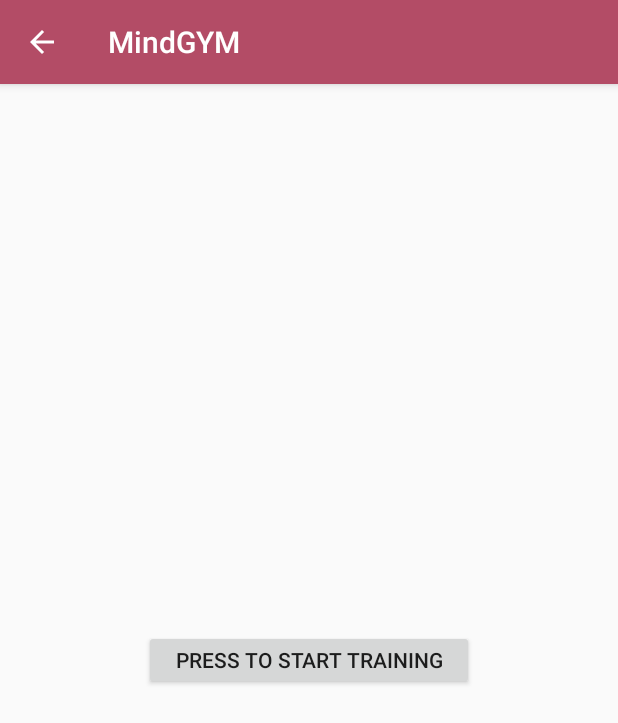
After one commit to andrei9917/BBC-MindGYM, an Android app: the QuizzesActivity screen opened directly, with no data from a screen before it, on a phone screen of 412 x 824 dp. The commit adds this screen. Shown: the top 723 px of the screen. Run offline under Robolectric (Android 15) with nearby library versions, the phone set to English and light mode, and no system bars.

Commit message:
todo examples already added

```diff
--- a/app/src/main/java/com/example/andrei/bbc_mindgym/MainActivity.java
+++ b/app/src/main/java/com/example/andrei/bbc_mindgym/MainActivity.java
@@ -101,6 +101,8 @@ public class MainActivity extends AppCompatActivity
             this.openTrackTab();
         } else if (id == R.id.nav_workouts){
             this.openWorkoutsTab();
+        } else if (id == R.id.nav_quizzes){
+            this.openQuizzesTab();
         }
 
         DrawerLayout drawer = findViewById(R.id.drawer_layout);
@@ -137,4 +139,8 @@ public class MainActivity extends AppCompatActivity
     public void openTrackTab() {
         startActivity(new Intent(MainActivity.this, TrackActivity.class));
     }
+
+    public void openQuizzesTab(){
+        startActivity(new Intent(MainActivity.this, QuizzesActivity.class));
+    }
 }
--- /dev/null
+++ b/app/src/main/java/com/example/andrei/bbc_mindgym/QuizzesActivity.java
@@ -0,0 +1,163 @@
+package com.example.andrei.bbc_mindgym;
+
+import android.os.Handler;
+import android.support.v7.app.AppCompatActivity;
+import android.os.Bundle;
+import android.view.View;
+import android.widget.Button;
+import android.widget.TextView;
+
+import java.util.ArrayList;
+import java.util.List;
+import java.util.Random;
+
+class Question{
+    private String quest;
+    private String a;
+    private String b;
+    private String c;
+    private String correct;
+
+    public Question(String quest, String a, String b, String c, String correct) {
+        this.quest = quest;
+        this.a = a;
+        this.b = b;
+        this.c = c;
+        this.correct = correct;
+    }
+
+    public String getQuest() {
+        return quest;
+    }
+
+    public String getA() {
+        return a;
+    }
+
+    public String getB() {
+        return b;
+    }
+
+    public String getC() {
+        return c;
+    }
+
+    public String getCorrect() {
+        return correct;
+    }
+}
+
+public class QuizzesActivity extends AppCompatActivity {
+
+    List<Question> repo;
+    TextView questionTextView;
+    Button buttonA;
+    Button buttonB;
+    Button buttonC;
+    Button startButton;
+    Question currentQuestion;
+
+    @Override
+    protected void onCreate(Bundle savedInstanceState) {
+        super.onCreate(savedInstanceState);
+        setContentView(R.layout.activity_quizzes);
+
+        questionTextView = findViewById(R.id.questionText);
+        buttonA = findViewById(R.id.answerA);
+        buttonB = findViewById(R.id.answerB);
+        buttonC = findViewById(R.id.answerC);
+        startButton = findViewById(R.id.startButton);
+
+        repo = new ArrayList<>();
+        repo.add(new Question("What is the bulgarian currency?", "Bulgarian dollar", "Franc", "Leva", "c"));
+        repo.add(new Question("Who invented the light bulb?", "Thomas Edison", "Nicola Tesla", "Petrache Poenaru", "a"));
+        repo.add(new Question("What river runs through Bucharest?", "Dunarea", "Siret", "Dambovita", "c"));
+        repo.add(new Question("What's the capital of Iceland?", "Iceland", "Oslo", "Reyjavik", "c"));
+        repo.add(new Question("How many states are in USA?", "55", "45", "50", "c"));
+        repo.add(new Question("What's the capital of England?", "Rusia", "London", "Chisinau", "b"));
+        repo.add(new Question("Where was Adolf Hitler Born?", "Austria", "Germania", "Polonia", "a"));
+        repo.add(new Question("When did the second world (WWII) end?", "1944", "1945", "1946", "b"));
+        repo.add(new Question("How long was the 100 years war?", "100 years", "96 years", "116 years", "c"));
+        repo.add(new Question("How much is 2+2-1 ?", "3 quick maths", "5", "4", "a"));
+
+        startButton.setOnClickListener(new View.OnClickListener() {
+            @Override
+            public void onClick(View view) {
+                firstGame();
+            }
+        });
+
+        buttonA.setOnClickListener(new View.OnClickListener() {
+            @Override
+            public void onClick(View view) {
+                evaluateAnswer("a");
+            }
+        });
+
+        buttonB.setOnClickListener(new View.OnClickListener() {
+            @Override
+            public void onClick(View view) {
+                evaluateAnswer("b");
+            }
+        });
+
+        buttonC.setOnClickListener(new View.OnClickListener() {
+            @Override
+            public void onClick(View view) {
+                evaluateAnswer("c");
+            }
+        });
+
+    }
+
+    public void evaluateAnswer(String ans){
+        if (currentQuestion.getCorrect().equals(ans)){
+            buttonA.setBackgroundResource(R.drawable.background_green);
+            buttonB.setBackgroundResource(R.drawable.background_green);
+            buttonC.setBackgroundResource(R.drawable.background_green);
+        }
+        else {
+            buttonA.setBackgroundResource(R.drawable.background_red);
+            buttonB.setBackgroundResource(R.drawable.background_red);
+            buttonC.setBackgroundResource(R.drawable.background_red);
+        }
+        Handler handler = new Handler();
+        handler.postDelayed(new Runnable() {
+            @Override
+            public void run() {
+                resetButtons();
+                newGame();
+            }
+        }, 1000);
+    }
+
+    public void resetButtons(){
+        buttonA.setBackgroundResource(0);
+        buttonB.setBackgroundResource(0);
+        buttonC.setBackgroundResource(0);
+    }
+
+    public void firstGame(){
+        startButton.setAlpha(0);
+        startButton.setEnabled(false);
+        buttonA.setAlpha(1);
+        buttonB.setAlpha(1);
+        buttonC.setAlpha(1);
+        resetButtons();
+        newGame();
+    }
+
+    public void newGame(){
+        currentQuestion = getRandomQuestion();
+        questionTextView.setText(currentQuestion.getQuest());
+        buttonA.setText(currentQuestion.getA());
+        buttonB.setText(currentQuestion.getB());
+        buttonC.setText(currentQuestion.getC());
+    }
+
+    public Question getRandomQuestion(){
+        Random r = new Random();
+        Integer integ = r.nextInt((10));
+        return repo.get(integ);
+    }
+}
--- /dev/null
+++ b/app/src/main/res/drawable/background_green.xml
@@ -0,0 +1,4 @@
+<?xml version="1.0" encoding="utf-8"?>
+<shape xmlns:android="http://schemas.android.com/apk/res/android" android:shape="rectangle">
+    <solid android:color="#00CC00"/>
+</shape>
--- /dev/null
+++ b/app/src/main/res/drawable/background_red.xml
@@ -0,0 +1,4 @@
+<?xml version="1.0" encoding="utf-8"?>
+<shape xmlns:android="http://schemas.android.com/apk/res/android" android:shape="rectangle">
+    <solid android:color="#DB0000"/>
+</shape>
--- /dev/null
+++ b/app/src/main/res/layout/activity_quizzes.xml
@@ -0,0 +1,75 @@
+<?xml version="1.0" encoding="utf-8"?>
+<android.support.constraint.ConstraintLayout xmlns:android="http://schemas.android.com/apk/res/android"
+    xmlns:app="http://schemas.android.com/apk/res-auto"
+    xmlns:tools="http://schemas.android.com/tools"
+    android:layout_width="match_parent"
+    android:layout_height="match_parent"
+    tools:context=".QuizzesActivity">
+
+    <Button
+        android:id="@+id/answerC"
+        android:layout_width="240dp"
+        android:layout_height="40dp"
+        android:layout_marginStart="8dp"
+        android:layout_marginTop="8dp"
+        android:layout_marginEnd="8dp"
+        android:alpha="0"
+        android:text="Button"
+        app:layout_constraintEnd_toEndOf="parent"
+        app:layout_constraintStart_toStartOf="parent"
+        app:layout_constraintTop_toBottomOf="@+id/answerB" />
+
+    <Button
+        android:id="@+id/answerB"
+        android:layout_width="240dp"
+        android:layout_height="40dp"
+        android:layout_marginStart="8dp"
+        android:layout_marginTop="8dp"
+        android:layout_marginEnd="8dp"
+        android:alpha="0"
+        android:text="Button"
+        app:layout_constraintEnd_toEndOf="parent"
+        app:layout_constraintStart_toStartOf="parent"
+        app:layout_constraintTop_toBottomOf="@+id/answerA" />
+
+    <Button
+        android:id="@+id/startButton"
+        android:layout_width="220dp"
+        android:layout_height="40dp"
+        android:layout_marginStart="8dp"
+        android:layout_marginTop="8dp"
+        android:layout_marginEnd="8dp"
+        android:layout_marginBottom="8dp"
+        android:alpha="1"
+        android:text="Press to start training"
+        app:layout_constraintBottom_toBottomOf="parent"
+        app:layout_constraintEnd_toEndOf="parent"
+        app:layout_constraintStart_toStartOf="parent"
+        app:layout_constraintTop_toTopOf="parent" />
+
+    <TextView
+        android:id="@+id/questionText"
+        android:layout_width="240dp"
+        android:layout_height="100dp"
+        android:layout_marginStart="100dp"
+        android:layout_marginTop="100dp"
+        android:layout_marginEnd="100dp"
+        android:textSize="18sp"
+        app:layout_constraintEnd_toEndOf="parent"
+        app:layout_constraintStart_toStartOf="parent"
+        app:layout_constraintTop_toTopOf="parent" />
+
+    <Button
+        android:id="@+id/answerA"
+        android:layout_width="240dp"
+        android:layout_height="40dp"
+        android:layout_marginStart="8dp"
+        android:layout_marginTop="8dp"
+        android:layout_marginEnd="8dp"
+        android:alpha="0"
+        android:text="Button"
+        app:layout_constraintEnd_toEndOf="parent"
+        app:layout_constraintStart_toStartOf="parent"
+        app:layout_constraintTop_toBottomOf="@+id/startButton" />
+
+</android.support.constraint.ConstraintLayout>
--- a/app/src/main/res/menu/activity_main_drawer.xml
+++ b/app/src/main/res/menu/activity_main_drawer.xml
@@ -14,6 +14,10 @@
             android:icon="@android:drawable/ic_menu_my_calendar"
             android:title="Calendar" />
         <item
+            android:id="@+id/nav_quizzes"
+            android:icon="@drawable/logo_brain_transparent"
+            android:title="Quizzes" />
+        <item
             android:id="@+id/nav_todolist"
             android:icon="?android:attr/actionModePasteDrawable"
             android:title="To do list" />
```
Also changed, not shown: app/src/main/AndroidManifest.xml (+22 -9 lines).
